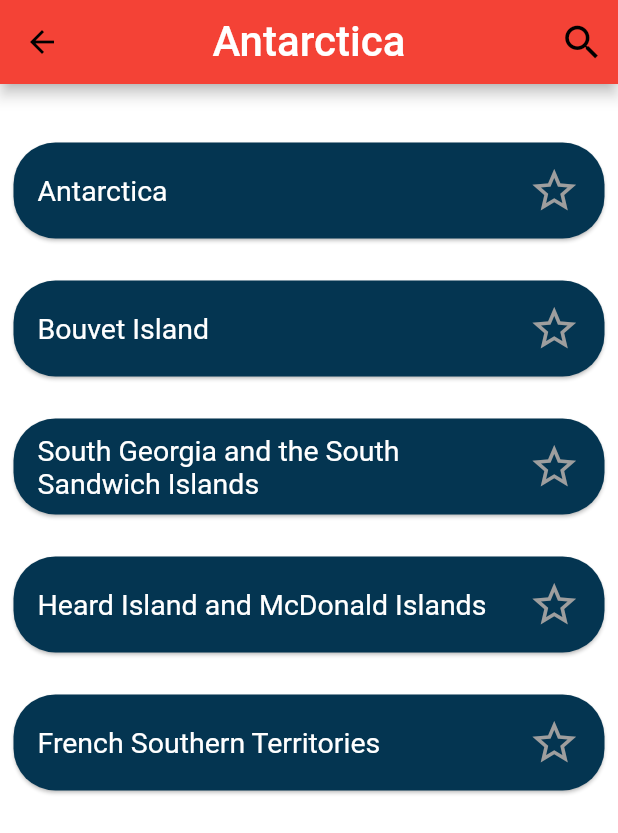
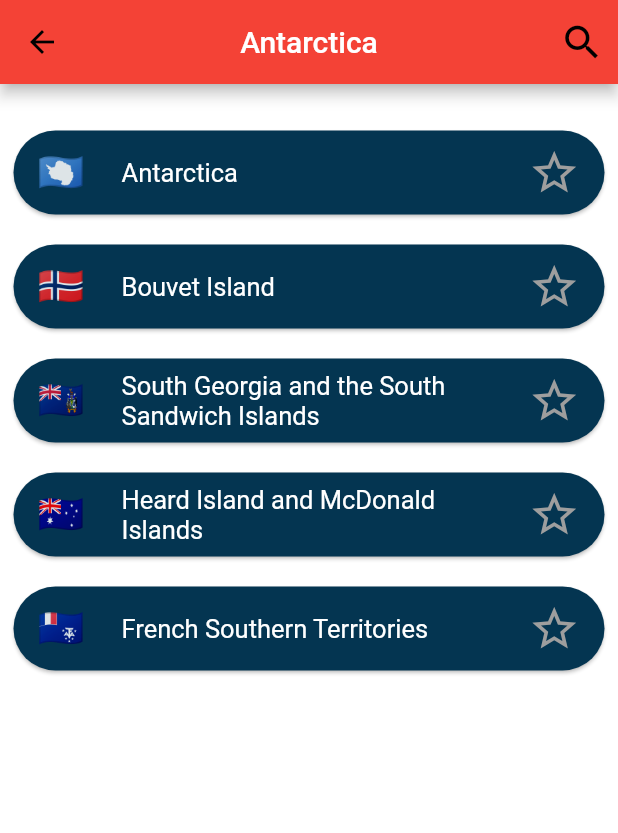
Before and after one commit to Belal13ify/DSC-World, a Flutter app: the screen it shows after launch, after a tap on "Antarctica", on a phone screen of 412 x 824 dp. Shown: the top 833 px of the screen. Run offline on Flutter 3.47's test engine with Material 2 defaults, Android fonts, the light colour scheme and no system bars; our stand-ins replace get, shared_preferences; missing offline and left inert: splash_screen_view.

Commit message:
finishing emoji in countries screen and finishing the design of the country info

```diff
--- a/lib/Controllers/jsonData_controller.dart
+++ b/lib/Controllers/jsonData_controller.dart
@@ -7,7 +7,9 @@ import 'dart:convert';
 class Data extends GetxController {
   List<String> continents = [];
   List<String> countries = [];
+
   List<String> countriesFilter = [];
+  List<String> emojies = [];
   bool searchIsActive = false;
   String continentName = '';
   String countryName = '';
@@ -48,6 +50,7 @@ class Data extends GetxController {
   Future<void> getCountries(String continent) async {
     var data = await decodeJson();
     countries = [];
+    emojies = [];
     var continentJson = data['continents'];
     var countriesjSON = data['countries'];
 
@@ -55,6 +58,7 @@ class Data extends GetxController {
       //parsing countries and matching the pressed continent
       if (continentJson[v['continent']] == continent) {
         countries.add(v['name']);
+        emojies.add(v['emoji']);
       }
     });
     continentName = continent;
@@ -86,6 +90,7 @@ class Data extends GetxController {
       final queryLower = query.toLowerCase();
       return countryLower.contains(queryLower);
     }).toList();
+
     update();
   }
 
--- a/lib/screens/countries_screen.dart
+++ b/lib/screens/countries_screen.dart
@@ -28,7 +28,7 @@ class Countries extends StatelessWidget {
             title: Text(
               value.continentName,
               style: TextStyle(
-                fontSize: 28,
+                fontSize: 20,
                 color: Colors.white,
               ),
             ),
@@ -41,19 +41,22 @@ class Countries extends StatelessWidget {
             children: [
               // checking if search field bool is active or not to either shows the search field or not
               value.searchIsActive
-                  ? TextField(
+                  ? Padding(
+                      padding: const EdgeInsets.symmetric(horizontal: 10),
+                      child: TextField(
                         onChanged: (val) {
                           value.search(val);
                         },
                         controller: textController,
                         style: TextStyle(
-                        fontSize: 20,
+                          fontSize: 18,
                         ),
                         textAlign: TextAlign.center,
                         keyboardType: TextInputType.text,
                         decoration: InputDecoration(
+                          contentPadding: EdgeInsets.all(10),
                           hintText: 'Search for a Country',
-                        hintStyle: TextStyle(),
+                          hintStyle: TextStyle(fontSize: 16),
 
                           //triggering the clear icon button in search field to clear the text field and close the search option
                           suffixIcon: IconButton(
@@ -66,7 +69,9 @@ class Countries extends StatelessWidget {
                             },
                           ),
                           border: OutlineInputBorder(
-                          borderRadius: BorderRadius.all(Radius.circular(32.0)),
+                            borderRadius:
+                                BorderRadius.all(Radius.circular(30.0)),
+                          ),
                         ),
                       ),
                     )
@@ -81,8 +86,12 @@ class Countries extends StatelessWidget {
                         var name = textController.text.isEmpty
                             ? value.countries[index]
                             : value.countriesFilter[index];
+                        var emoji = textController.text.isEmpty
+                            ? value.emojies[index]
+                            : value.emojies[index];
                         return CountryContainer(
                           countryName: name,
+                          emoji: emoji,
                         );
                       }),
                 ),
--- a/lib/widgets/single_country_container.dart
+++ b/lib/widgets/single_country_container.dart
@@ -8,12 +8,13 @@ import 'package:dsc_world/Controllers/jsonData_controller.dart';
 
 class CountryContainer extends StatelessWidget {
   final String countryName;
-  CountryContainer({required this.countryName});
+  final String emoji;
+  CountryContainer({required this.countryName, required this.emoji});
 
   @override
   Widget build(BuildContext context) {
     return Padding(
-      padding: const EdgeInsets.only(left: 5.0, right: 5.0, top: 20),
+      padding: const EdgeInsets.only(left: 5.0, right: 5.0, top: 12),
       child: GetBuilder<Data>(
         builder: (controller) => Card(
             color: Color(0xff043551),
@@ -22,15 +23,17 @@ class CountryContainer extends StatelessWidget {
             child: GetBuilder<FavouritesControler>(
               init: FavouritesControler(),
               autoRemove: false,
-              builder: (value) => Padding(
-                padding: const EdgeInsets.only(top: 4.0, bottom: 4),
-                child: ListTile(
+              builder: (value) => ListTile(
                 onTap: () async {
                   await controller.getCountryInfo(countryName);
                   Get.to(() => CountryInfo());
                 },
+                leading: Text(
+                  emoji,
+                  style: TextStyle(fontSize: 25),
+                ),
                 title: Text(countryName,
-                      style: TextStyle(fontSize: 19, color: Colors.white)),
+                    style: TextStyle(fontSize: 17, color: Colors.white)),
 
                 //Toggle Star Icon(Favourite icon) either on or off
                 trailing: GestureDetector(
@@ -44,9 +47,8 @@ class CountryContainer extends StatelessWidget {
                     size: 35,
                   ),
                   onTap: () async {
-                      await value.checkfavourite(countryName);
+                    await value.checkfavourite(countryName, emoji);
                   },
-                  ),
                 ),
               ),
             )),
```
Also changed, not shown: lib/Controllers/favourites_controller.dart (+8 -2 lines), lib/screens/country_screen.dart (+67 -77 lines), lib/screens/favourite.dart (+7 -2 lines). Lines whose indentation alone changed are shown as unchanged.
